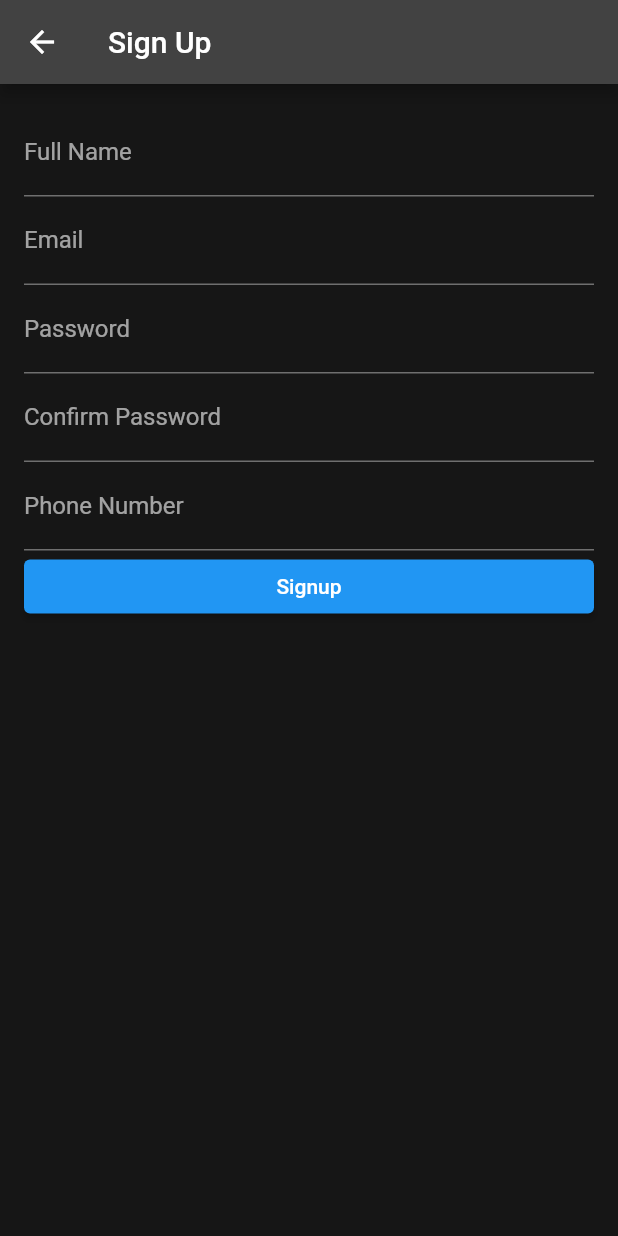
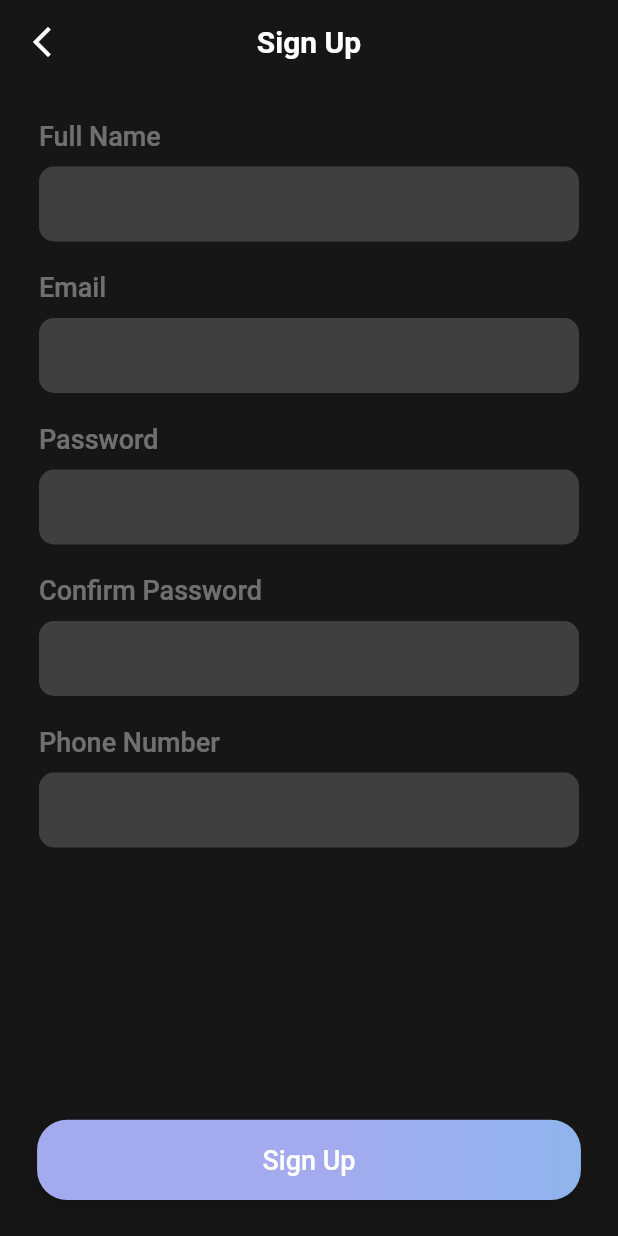
Before and after one commit to Auro-Project/auropay, a Flutter app: the SignUpScreen screen opened by its route, on a phone screen of 412 x 824 dp. Run offline on Flutter 3.47's test engine with Material 2 defaults, Android fonts, the phone set to English and light mode, and no system bars; our stand-ins replace charts_flutter, cloud_firestore, firebase_auth, firebase_core, flutter_secure_storage, flutter_svg and 1 more; accounts and stored records are empty; Roboto replaces fonts that are missing (SF Pro Display, SF-Pro-Display).

Commit message:
updates signup

```diff
--- a/lib/view/pages/LoginScreens/SignUpScreenD.dart
+++ b/lib/view/pages/LoginScreens/SignUpScreenD.dart
@@ -1,9 +1,13 @@
+import 'package:auropay/view/widgets/CustomAppBar.dart';
+import 'package:auropay/view/widgets/CustomField.dart';
 import 'package:cloud_firestore/cloud_firestore.dart';
 import 'package:firebase_auth/firebase_auth.dart';
 import 'package:flutter/foundation.dart';
 import 'package:flutter/material.dart';
 import 'package:provider/provider.dart';
 
+import '../../widgets/AppButtons.dart';
+import '../../widgets/Constants.dart';
 import 'ConfirmOTPScreenD.dart';
 
 class SignUpScreen extends StatefulWidget {
@@ -112,81 +116,33 @@ class _SignUpScreenState extends State<SignUpScreen> {
   @override
   Widget build(BuildContext context) {
     return Scaffold(
-      appBar: AppBar(
-        title: const Text('Sign Up'),
-      ),
+      appBar: myAppBar(context, 'Sign Up'),
       body: Padding(
-        padding: const EdgeInsets.all(16.0),
+        padding: const EdgeInsets.all(24.0),
         child: Form(
           key: _formKey,
-          child: ListView(
+          child: Column(
               children: [
-                TextFormField(
-                  controller: _fullNameController,
-                  decoration: const InputDecoration(labelText: 'Full Name'),
-                  validator: (value) {
-                    if (value!.isEmpty) {
-                      return 'Please enter your full name';
-                    }
-                    return null;
-                  },
+                myField(context, 'Full Name', _fullNameController, false,
+                    truePhrase: 'Please enter your full name', falsePhrase: null),
+                myField(context, 'Email', _emailController, false,
+                    truePhrase: 'Please enter an email address', falsePhrase: null),
+                myField(context, 'Password', _passwordController, false,
+                    truePhrase: 'Please enter a password', falsePhrase: null),
+                myField(context, 'Confirm Password', _confirmPasswordController, false,
+                    truePhrase: 'Passwords do not match', falsePhrase: null),
+                myField(context, 'Phone Number', _phoneNumberController, false,
+                    truePhrase: 'Please enter a phone number', falsePhrase: null),
+
+                Expanded(
+                  child: Align(
+                    alignment: Alignment.bottomCenter,
+                    child: appButtonFunc(context, gradient(context), 'Sign Up',  () {
+                      _sendOtp(context);
+                      _signUp(context);
+                    }),
+                  ),
                 ),
-                TextFormField(
-                  controller: _emailController,
-                  decoration: const InputDecoration(labelText: 'Email'),
-                  validator: (value) {
-                    if (value!.isEmpty) {
-                      return 'Please enter an email address';
-                    }
-                    return null;
-                  },
-                ),
-                TextFormField(
-                  controller: _passwordController,
-                  decoration: const InputDecoration(labelText: 'Password'),
-                  obscureText: true,
-                  validator: (value) {
-                    if (value!.isEmpty) {
-                      return 'Please enter a password';
-                    }
-                    return null;
-                  },
-                ),
-                TextFormField(
-                  controller: _confirmPasswordController,
-                  decoration: const InputDecoration(labelText: 'Confirm Password'),
-                  obscureText: true,
-                  validator: (value) {
-                    if (value!.isEmpty) {
-                      return 'Please confirm your password';
-                    }
-                    if (value != _passwordController.text) {
-                      return 'Passwords do not match';
-                    }
-                    return null;
-                  },
-                ),
-                TextFormField(
-                  controller: _phoneNumberController,
-                  decoration: const InputDecoration(labelText: 'Phone Number'),
-                  validator: (value) {
-                    if (value!.isEmpty) {
-                      return 'Please enter a phone number';
-                    }
-                    return null;
-                  },
-                ),
-
-
-                ElevatedButton(
-                  onPressed: () {
-                    _sendOtp(context);
-                    _signUp(context);
-
-                  },
-                  child: const Text('Signup'),
-                ),
-
               ]),
         ),
       ),
--- a/lib/view/widgets/CustomField.dart
+++ b/lib/view/widgets/CustomField.dart
@@ -1,10 +1,12 @@
-
 import 'package:flutter/material.dart';
 import 'package:provider/provider.dart';
 import '../pages/providers/theme_provider.dart';
 import 'Constants.dart';
 
-Column myField(BuildContext context, String label, TextEditingController controller, bool obscure) {
+Column myField(BuildContext context,
+    String label, TextEditingController controller, bool obscure,
+    { String? truePhrase, String? falsePhrase }
+    ) {
   final themeProvider = Provider.of<ThemeProvider>(context);
 
   return Column(
@@ -27,7 +29,7 @@ Column myField(BuildContext context, String label, TextEditingController control
             colorbg: Colors.grey.withOpacity(0.3),
             borderColor: Colors.transparent,
             borderRadius: 10),
-        child: TextField(
+        child: TextFormField(
           controller: controller,
           obscureText: obscure,
           style: TextStyle(color: themeProvider.textColor),
@@ -35,6 +37,12 @@ Column myField(BuildContext context, String label, TextEditingController control
             border: InputBorder.none,
             contentPadding: EdgeInsets.symmetric(horizontal: 15),
           ),
+          validator: (value) {
+            if (value!.isEmpty) {
+              return truePhrase;
+            }
+            return falsePhrase;
+          },
         ),
       ),
       const SizedBox(height: 20),
```
